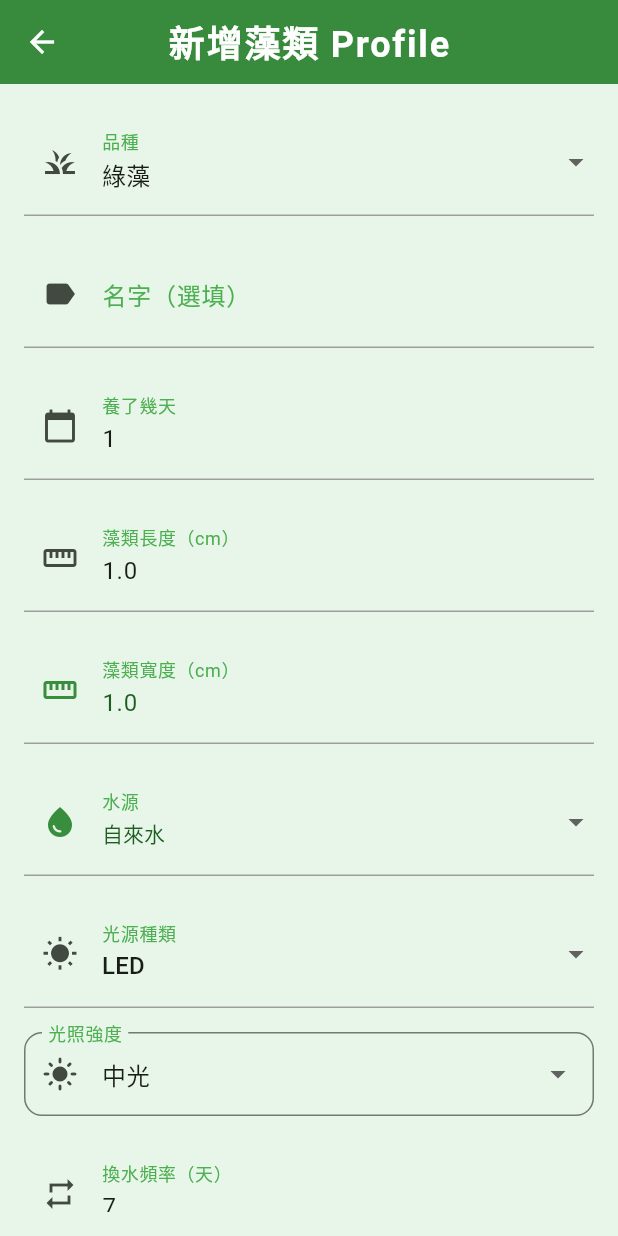
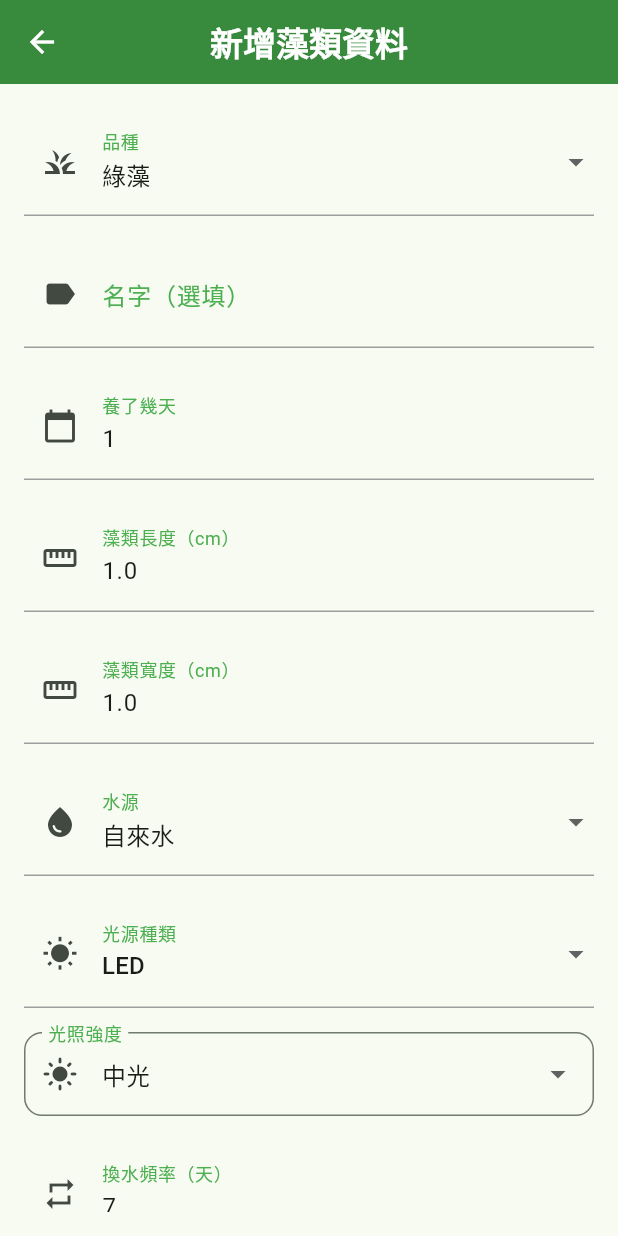
Before and after one commit to sdsfvvbn/green_project, a Flutter app: the AlgaeProfileEditPage screen opened directly, on a phone screen of 412 x 824 dp. Run offline on Flutter 3.47's test engine with Material 3 defaults, Android fonts, the light colour scheme and no system bars; our stand-ins replace file_picker, fl_chart, google_generative_ai, image_picker, share_plus, shared_preferences and 3 more; missing offline and left inert: dart:html; accounts and stored records are empty; network calls fail; Roboto replaces fonts that are missing (NotoSansTC).

Commit message:
some change

```diff
--- a/algae_care_app/lib/main.dart
+++ b/algae_care_app/lib/main.dart
@@ -46,6 +46,7 @@ class MyApp extends StatelessWidget {
       builder: (context, fontSizeNotifier, child) {
         return MaterialApp(
           title: '微藻養殖APP',
+          debugShowCheckedModeBanner: false,
           theme: ThemeData(
             fontFamily: 'NotoSansTC',
             colorScheme: ColorScheme.fromSeed(seedColor: Colors.green, primary: Colors.green),
--- a/algae_care_app/lib/pages/algae_profile_edit_page.dart
+++ b/algae_care_app/lib/pages/algae_profile_edit_page.dart
@@ -65,8 +65,10 @@ class _AlgaeProfileEditPageState extends State<AlgaeProfileEditPage> {
   Widget build(BuildContext context) {
     return Scaffold(
       appBar: AppBar(
-        title: Text(widget.profile == null ? '新增藻類 Profile' : '編輯藻類 Profile',
-            style: const TextStyle(fontSize: 24, fontWeight: FontWeight.bold, letterSpacing: 1.2)),
+        title: Text(
+          widget.profile == null ? '新增藻類資料' : '編輯藻類資料',
+          style: const TextStyle(fontSize: 22, fontWeight: FontWeight.bold),
+        ),
         backgroundColor: Colors.green[700],
         foregroundColor: Colors.white,
         elevation: 6,
@@ -76,9 +78,7 @@ class _AlgaeProfileEditPageState extends State<AlgaeProfileEditPage> {
           onPressed: () => Navigator.of(context).pop(),
         ),
       ),
-      body: Container(
-        color: Colors.green[50],
-        child: Padding(
+      body: Padding(
         padding: const EdgeInsets.all(16.0),
         child: Form(
           key: _formKey,
@@ -162,9 +162,9 @@ class _AlgaeProfileEditPageState extends State<AlgaeProfileEditPage> {
               const SizedBox(height: 16),
               TextFormField(
                 initialValue: width.toString(),
-                  decoration: InputDecoration(
+                decoration: const InputDecoration(
                   labelText: '藻類寬度（cm）',
-                    prefixIcon: Icon(Icons.straighten, color: Colors.green[700]),
+                  prefixIcon: Icon(Icons.straighten),
                   contentPadding: EdgeInsets.symmetric(vertical: 16, horizontal: 16),
                   border: UnderlineInputBorder(),
                   enabledBorder: UnderlineInputBorder(
@@ -173,18 +173,16 @@ class _AlgaeProfileEditPageState extends State<AlgaeProfileEditPage> {
                   focusedBorder: UnderlineInputBorder(
                     borderSide: BorderSide(color: Colors.green, width: 2),
                   ),
-                    labelStyle: TextStyle(color: Colors.green),
                 ),
-                  style: TextStyle(color: Colors.green[900]),
                 keyboardType: TextInputType.number,
                 onChanged: (v) => width = double.tryParse(v) ?? 1.0,
               ),
               const SizedBox(height: 16),
               DropdownButtonFormField<String>(
                 value: waterSource,
-                  decoration: InputDecoration(
+                decoration: const InputDecoration(
                   labelText: '水源',
-                    prefixIcon: Icon(Icons.water_drop, color: Colors.green[700]),
+                  prefixIcon: Icon(Icons.water_drop),
                   contentPadding: EdgeInsets.symmetric(vertical: 16, horizontal: 16),
                   border: UnderlineInputBorder(),
                   enabledBorder: UnderlineInputBorder(
@@ -193,10 +191,7 @@ class _AlgaeProfileEditPageState extends State<AlgaeProfileEditPage> {
                   focusedBorder: UnderlineInputBorder(
                     borderSide: BorderSide(color: Colors.green, width: 2),
                   ),
-                    labelStyle: TextStyle(color: Colors.green),
                 ),
-                  style: TextStyle(color: Colors.green[900]),
-                  dropdownColor: Colors.green[50],
                 items: const [
                   DropdownMenuItem(value: '自來水', child: Text('自來水')),
                   DropdownMenuItem(value: '雨水', child: Text('雨水')),
@@ -391,13 +386,12 @@ class _AlgaeProfileEditPageState extends State<AlgaeProfileEditPage> {
                 child: ElevatedButton(
                   child: const Text('儲存', style: TextStyle(fontSize: 18)),
                   style: ElevatedButton.styleFrom(
-                      backgroundColor: Colors.teal[700],
+                    backgroundColor: Colors.green,
                     shape: RoundedRectangleBorder(borderRadius: BorderRadius.circular(14)),
                   ),
                   onPressed: () async {
                     if (_formKey.currentState!.validate()) {
                       try {
-                          print('準備寫入資料庫');
                         final profile = AlgaeProfile(
                           id: widget.profile?.id, // 編輯時帶入 id
                           species: species,
@@ -419,13 +413,10 @@ class _AlgaeProfileEditPageState extends State<AlgaeProfileEditPage> {
                         } else {
                           await DatabaseService.instance.createProfile(profile);
                         }
-                          print('寫入完成，準備 pop');
                         if (mounted) {
                           Navigator.pop(context);
                         }
                       } catch (e, s) {
-                          print('寫入 profile 發生錯誤: $e');
-                          print(s);
                         if (mounted) {
                           ScaffoldMessenger.of(context).showSnackBar(
                             SnackBar(content: Text('儲存失敗: $e')),
@@ -440,7 +431,6 @@ class _AlgaeProfileEditPageState extends State<AlgaeProfileEditPage> {
           ),
         ),
       ),
-      ),
     );
   }
 }
```
Also changed, not shown: algae_care_app/lib/pages/carbon_chart_widget.dart (+92 -8 lines), algae_care_app/lib/pages/chart_widget.dart (+9 -5 lines), 1 other file. Lines whose indentation alone changed are shown as unchanged.
